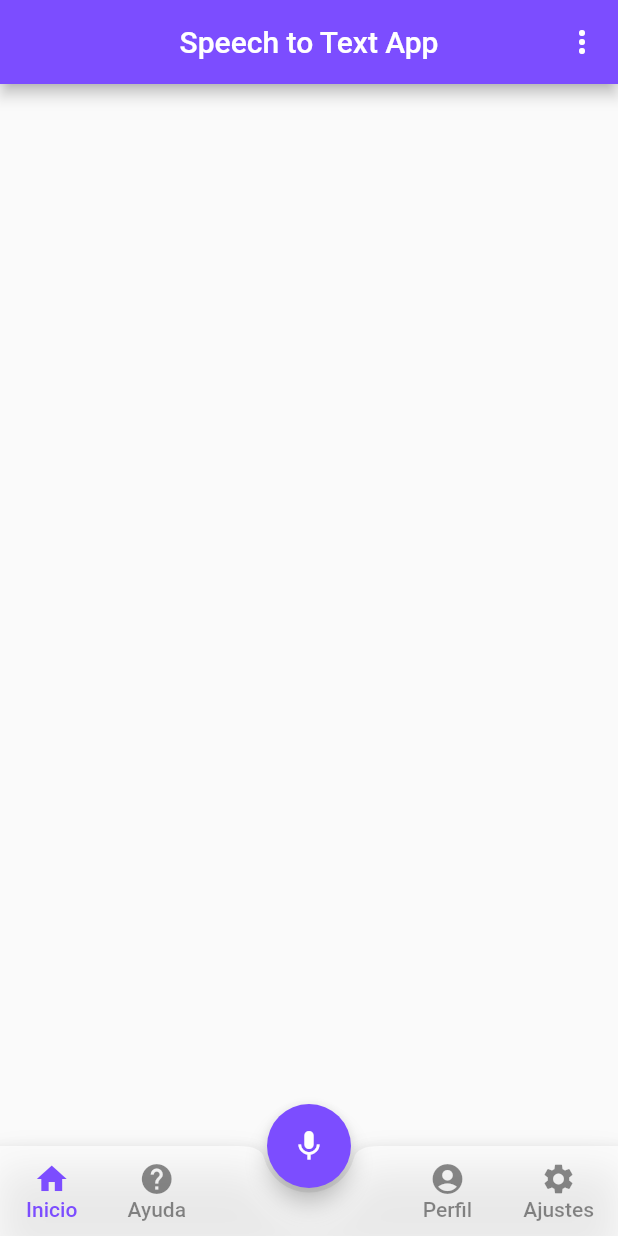
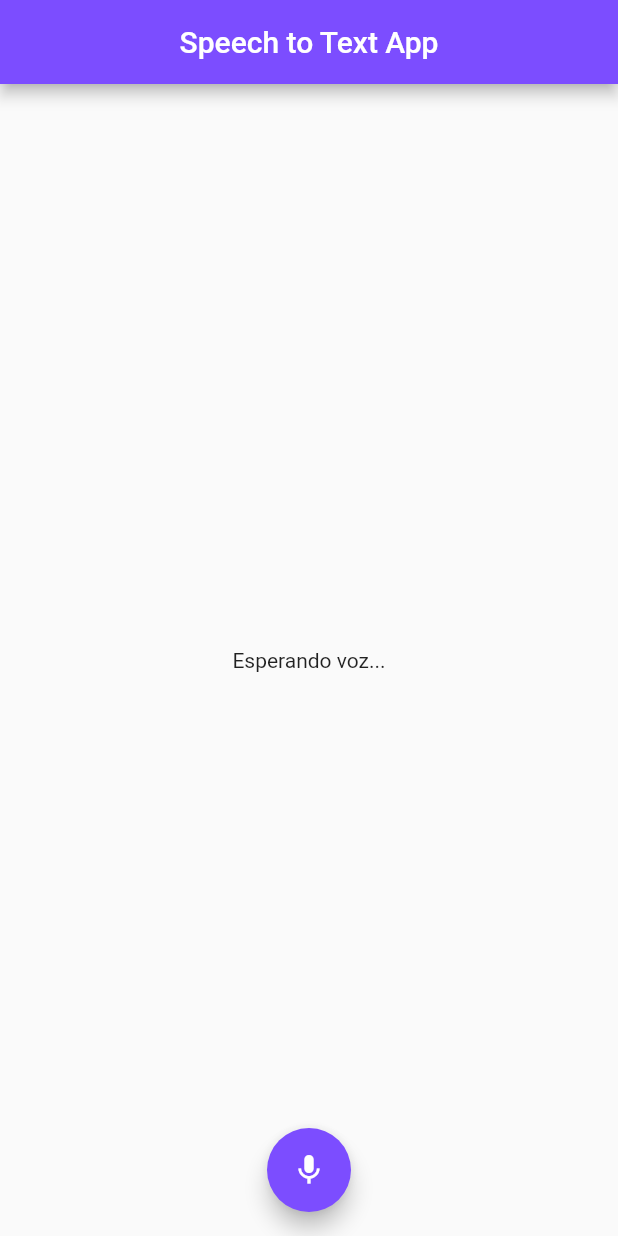
Before and after one commit to cartory/app-Flutter-speechToText, a Flutter app: the screen it shows after launch, on a phone screen of 412 x 824 dp. Run offline on Flutter 3.47's test engine with Material 2 defaults, Android fonts, the phone set to English and light mode, and no system bars; our stand-ins replace googleapis_auth, permission_handler, speech_to_text; missing offline and left inert: flutter_json_widget, googleapis; statements that could not run were skipped.

Commit message:
NLP added from GCP

```diff
--- a/lib/main.dart
+++ b/lib/main.dart
@@ -1,4 +1,4 @@
-import 'package:appstt/src/views/Home.dart';
+import 'package:appstt/src/views/home.dart';
 import 'package:flutter/material.dart';
 
 void main() => runApp(MyApp());
--- a/lib/src/models/language_model.dart
+++ b/lib/src/models/language_model.dart
@@ -1,17 +1,17 @@
-class Language {
-  static final List<Language> languages = [
-    Language('Español', 'es_ES'),
-    Language('English', 'en_US'),
-    Language('Pусский', 'ru_RU'),
-    Language('Francais', 'fr_FR'),
-    Language('Italiano', 'it_IT'),
-  ];
+// class Language {
+//   static final List<Language> languages = [
+//     Language('Español', 'es_ES'),
+//     Language('English', 'en_US'),
+//     Language('Pусский', 'ru_RU'),
+//     Language('Francais', 'fr_FR'),
+//     Language('Italiano', 'it_IT'),
+//   ];
 
-  String _name;
-  String _code;
+//   String _name;
+//   String _code;
 
-  Language(this._name, this._code);
+//   Language(this._name, this._code);
 
-  String get name => _name;
-  String get code => _code;
-}
+//   String get name => _name;
+//   String get code => _code;
+// }
--- /dev/null
+++ b/lib/src/providers/auth_credentials.sample.dart
@@ -0,0 +1,9 @@
+import 'package:googleapis_auth/auth_io.dart';
+
+final accountCredentials = ServiceAccountCredentials.fromJson({
+  "private_key_id": "<please fill in>",
+  "private_key": "<please fill in>",
+  "client_email": "<please fill in>@developer.gserviceaccount.com",
+  "client_id": "<please fill in>.apps.googleusercontent.com",
+  "type": "service_account"
+});
--- a/lib/src/providers/speech_provider.dart
+++ b/lib/src/providers/speech_provider.dart
@@ -1,63 +1,51 @@
 import 'dart:async';
 
-import 'package:appstt/src/models/language_model.dart';
-import 'package:speech_recognition/speech_recognition.dart';
+import 'package:speech_to_text/speech_recognition_result.dart';
+import 'package:speech_to_text/speech_recognition_error.dart';
+import 'package:speech_to_text/speech_to_text.dart';
 
 class SpeechProvider {
-  SpeechRecognition _speechRecognition = SpeechRecognition();
-  bool _isAvailable = false;
-  bool _isListening = false;
+  final _wordController = StreamController<String>.broadcast();
+  final SpeechToText _speech = SpeechToText();
 
-  String _resultText = "";
-  Language _locale = Language.languages.first;
+  bool _hasSpeech;
+  LocaleName language;
+  String _words, _error, _status;
 
-  final _lastWordsController = StreamController<String>.broadcast();
+  Stream<String> get wordStream => _wordController.stream;
+  String get status => _status;
+  String get words => _words;
+  String get error => _error;
 
-  Stream<String> get wordStream => _lastWordsController.stream;
-
-  String get lastWords => _resultText;
-  bool get isAvailable => _isAvailable;
-  bool get isListening => _isListening;
-  Language get language => _locale;
-
-  set lang(Language language) => _locale = language;
-
-  void initSpeechRecognizer() {
-    _speechRecognition
-        .setAvailabilityHandler((bool result) => _isAvailable = result);
-
-    _speechRecognition.setRecognitionStartedHandler(() => _isListening = true);
-
-    _speechRecognition.setRecognitionResultHandler(
-        (String speech) => _lastWordsController.sink.add(_resultText = speech));
-
-    _speechRecognition
-        .setRecognitionCompleteHandler(() => _isListening = false);
-
-    _speechRecognition.activate().then((result) => _isAvailable = result);
+  Future<void> init(bool mounted) async {
+    bool hasSpeech = await _speech.initialize(
+        onError: _errorListener, onStatus: _statusListener);
+    if (hasSpeech) {
+      language = await _speech.systemLocale();
+    }
+    _hasSpeech = mounted ? hasSpeech : _hasSpeech;
   }
 
-  Future<void> speechToText() async {
-    if (_isAvailable && !_isListening)
-      _speechRecognition
-          .listen(locale: _locale.code)
-          .then((result) => print('$result'));
+  speechToText() {
+    _speech
+    .initialize(onStatus: _statusListener, onError: _errorListener)
+    .then((avalaible) {
+      if (avalaible) {
+        _speech.listen(onResult: _resultListener, localeId: language.localeId);
+      }
+    });
+    // some time later...
+    _speech.stop();
   }
 
-  Future<void> stopSpeech() async {
-    if (_isListening)
-      _speechRecognition.stop().then((result) => _isListening = result);
-  }
+  cancelSpeech() => _speech.cancel();
 
-  Future<void> cancelSpeech() async {
-    if (_isListening)
-      _speechRecognition.cancel().then((result) {
-        _isListening = result;
-        _lastWordsController.sink.add(_resultText = "");
-      });
-  }
+  _resultListener(SpeechRecognitionResult result) =>
+      _wordController.sink.add(_words = result.recognizedWords);
 
-  dispose() {
-    _lastWordsController?.close();
-  }
+  _errorListener(SpeechRecognitionError error) => _error = error.errorMsg;
+
+  _statusListener(String status) => _status = status;
+
+  dispose() => _wordController?.close();
 }
--- a/lib/src/views/home.dart
+++ b/lib/src/views/home.dart
@@ -1,6 +1,9 @@
 import 'package:flutter/material.dart';
 
-import 'package:appstt/src/models/language_model.dart';
+import 'package:flutter_json_widget/flutter_json_widget.dart';
+import 'package:permission_handler/permission_handler.dart';
+
+import 'package:appstt/src/providers/natural_language_provider.dart';
 import 'package:appstt/src/providers/speech_provider.dart';
 
 class Home extends StatefulWidget {
@@ -9,14 +12,17 @@ class Home extends StatefulWidget {
 }
 
 class _HomeState extends State<Home> {
+  NaturalLanguageProvider naturalProvider = NaturalLanguageProvider();
   SpeechProvider speechProvider = SpeechProvider();
-  Widget currentPage = Container();
-  int currentIndex = 0;
 
   @override
   void initState() {
     super.initState();
-    speechProvider.initSpeechRecognizer();
+    naturalProvider.init();
+    speechProvider.init(mounted);
+    requestPermission(Permission.microphone);
+    speechProvider.wordStream
+        .listen((words) => naturalProvider.analizeText(words));
   }
 
   @override
@@ -25,150 +31,45 @@ class _HomeState extends State<Home> {
       appBar: AppBar(
         title: Text('Speech to Text App'),
         centerTitle: true,
-        actions: <Widget>[
-          PopupMenuButton<Language>(
-            onSelected: _selectLang,
-            itemBuilder: (context) => _buildLanguagesWidgets,
-          ),
-        ],
       ),
-      body: currentPage,
+      body: StreamBuilder(
+          stream: naturalProvider.jsonStream,
+          builder: (_, AsyncSnapshot<Map<String, Object>> snapshot) {
+            return snapshot.hasData
+                ? buildProgrammCard(snapshot.data)
+                : Center(child: Text('Esperando voz...'));
+          }),
       floatingActionButton: FloatingActionButton(
-          backgroundColor: Colors.deepPurpleAccent,
-          child: Icon(Icons.mic),
-          onPressed: () {
-            speechProvider.speechToText();
-            _displayDialog(context);
-          }),
-      floatingActionButtonLocation: FloatingActionButtonLocation.centerDocked,
-      bottomNavigationBar: _bottomAppBar(),
+        backgroundColor: Colors.deepPurpleAccent,
+        child: Icon(Icons.mic),
+        onPressed: () => speechProvider.speechToText(),
+      ),
+      floatingActionButtonLocation: FloatingActionButtonLocation.centerFloat,
     );
   }
 
-  _selectLang(Language lang) => setState(() => speechProvider.lang = lang);
-
-  List<CheckedPopupMenuItem<Language>> get _buildLanguagesWidgets =>
-      Language.languages
-          .map((l) => CheckedPopupMenuItem<Language>(
-                value: l,
-                checked: speechProvider.language == l,
-                child: Text(l.name),
-              ))
-          .toList();
-
-  Widget _bottomAppBar() {
-    return BottomAppBar(
-      color: Colors.white70,
-      shape: CircularNotchedRectangle(),
-      notchMargin: 3,
-      child: Container(
-        height: 60,
-        child: Row(
-          mainAxisAlignment: MainAxisAlignment.spaceBetween,
-          children: <Widget>[
-            _row(
-                _materialButton(
-                    'Inicio',
-                    Icons.home,
-                    currentIndex == 0,
-                    () => setState(() {
-                          currentIndex = 0;
-                          currentPage = Container();
-                        })),
-                _materialButton(
-                    'Ayuda',
-                    Icons.help,
-                    currentIndex == 1,
-                    () => setState(() {
-                          currentIndex = 1;
-                          currentPage = Container(color: Colors.yellowAccent);
-                        }))),
-            _row(
-              _materialButton(
-                  'Perfil',
-                  Icons.account_circle,
-                  currentIndex == 2,
-                  () => setState(() {
-                        currentIndex = 2;
-                        currentPage = Container(color: Colors.greenAccent);
-                      })),
-              _materialButton(
-                  'Ajustes',
-                  Icons.settings,
-                  currentIndex == 3,
-                  () => setState(() {
-                        currentIndex = 3;
-                        currentPage = Container(color: Colors.cyanAccent);
-                      })),
-            ),
-          ],
+  Widget buildProgrammCard(Map<String, Object> json) {
+    return Container(
+      padding: EdgeInsets.all(10),
+      child: Card(
+        child: Container(
+          child: JsonViewerWidget(json),
+          padding: EdgeInsets.fromLTRB(20, 20, 15, 15),
+          ),
+        shape: RoundedRectangleBorder(
+          borderRadius: BorderRadius.circular(10.0),
         ),
+        elevation: 5,
+        margin: EdgeInsets.all(10),
       ),
     );
   }
 
-  Row _row(Widget a, Widget b) => Row(children: <Widget>[a, b]);
-
-  _displayDialog(BuildContext context) async {
-    return showDialog(
-        barrierDismissible: false,
-        context: context,
-        builder: (context) {
-          return AlertDialog(
-            title: Center(
-                child: Text('Escuchando en ${speechProvider.language.name}')),
-            shape: RoundedRectangleBorder(
-                borderRadius: BorderRadius.all(Radius.circular(20.0))),
-            content: Container(
-                width: double.maxFinite,
-                height: 250,
-                child: StreamBuilder(
-                  stream: speechProvider.wordStream,
-                  builder: (_, snapshot) {
-                    return snapshot.hasData
-                        ? Center(child: Text(speechProvider.lastWords))
-                        : Center(child: Text('Esperando Voz...'));
-                  },
-                )),
-            actions: <Widget>[
-              FlatButton(
-                child: Text('CANCEL'),
-                onPressed: () {
-                  if (!speechProvider.isListening) {
-                    speechProvider.cancelSpeech();
-                    Navigator.of(context).pop();
-                  }
-                },
-              )
-            ],
-          );
-        });
-  }
-
-  Widget _materialButton(String textButton, IconData icon, bool selected, Function onPressed) {
-
-    final color = selected ? Colors.deepPurpleAccent : Colors.black45;
-    return MaterialButton(
-        minWidth: 69,
-        child: Column(
-          mainAxisAlignment: MainAxisAlignment.center,
-          children: <Widget>[
-            Icon(
-              icon,
-              color: color
-            ),
-            Text(
-              textButton,
-              style: TextStyle(
-                  color: color),
-            )
-          ],
-        ),
-        onPressed: onPressed);
-  }
+  requestPermission(Permission permission) async => await permission.request();
 
   @override
   void dispose() {
+    naturalProvider.dispose();
     speechProvider.dispose();
     super.dispose();
   }
```
Also changed, not shown: lib/src/providers/natural_language_provider.dart (added, +49 -0 lines), pubspec.yaml (+6 -1 lines), pubspec.lock, 3 other files.
